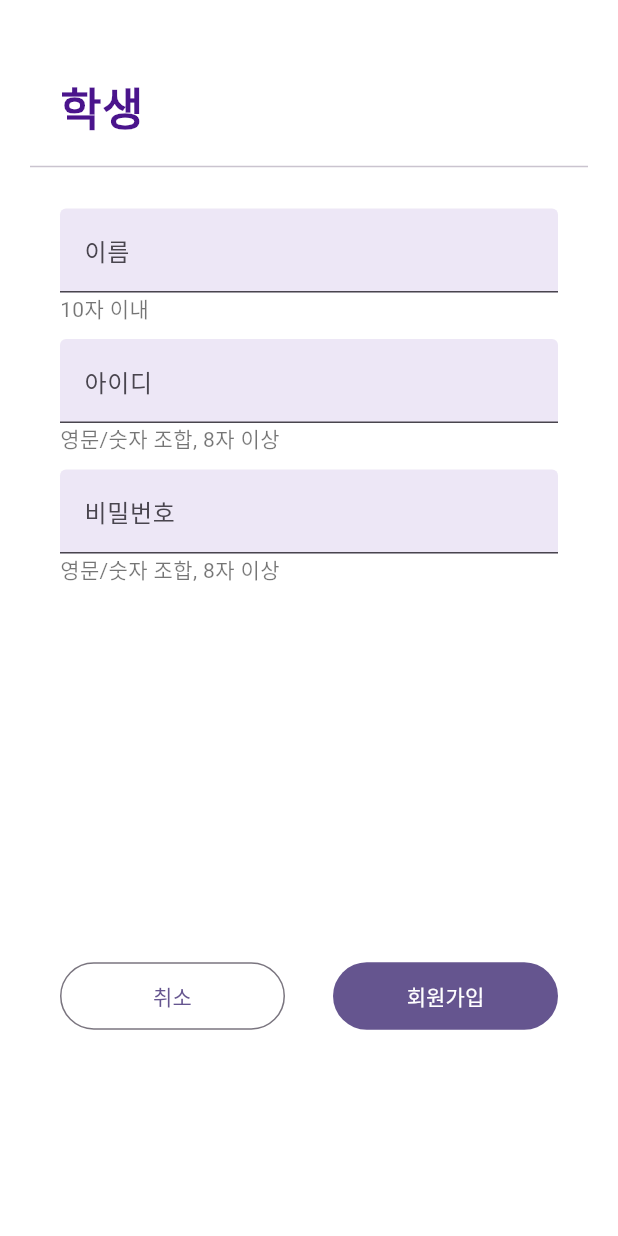
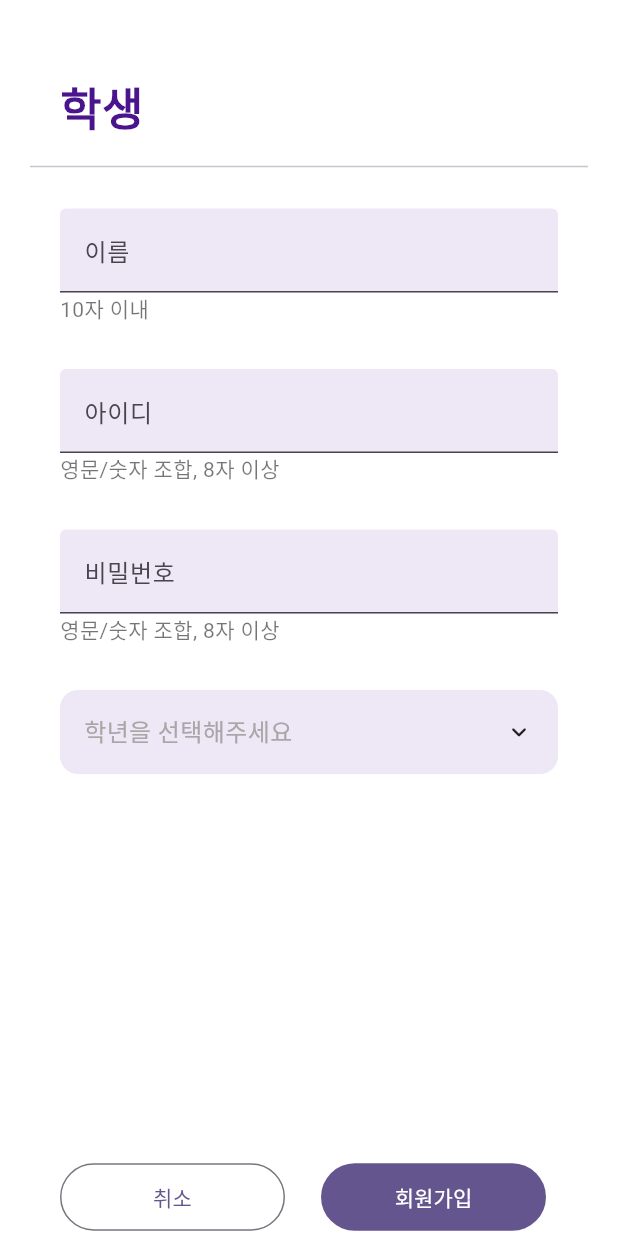
Before and after one commit to hjg1473/-, a Flutter app: the RegStudentScreen screen opened by its route, on a phone screen of 412 x 824 dp. Run offline on Flutter 3.47's test engine with Material 3 defaults, Android fonts, the light colour scheme and no system bars; drawn by our look-alikes of animated_custom_dropdown; missing offline and left inert: speech_balloon.

Commit message:
Added registration feature for student screen

```diff
--- a/block_english/lib/screens/AuthScreens/reg_student_screen.dart
+++ b/block_english/lib/screens/AuthScreens/reg_student_screen.dart
@@ -1,7 +1,9 @@
+import 'package:animated_custom_dropdown/custom_dropdown.dart';
 import 'package:block_english/utils/constants.dart';
 import 'package:block_english/widgets/round_corner_route_button.dart';
 import 'package:flutter/material.dart';
 import 'package:flutter/services.dart';
+import 'package:block_english/services/auth_service.dart';
 
 class RegStudentScreen extends StatefulWidget {
   const RegStudentScreen({super.key});
@@ -11,13 +13,46 @@ class RegStudentScreen extends StatefulWidget {
 }
 
 class _RegStudentScreenState extends State<RegStudentScreen> {
-  final _formkey = GlobalKey<FormState>();
+  final formkey = GlobalKey<FormState>();
+
+  String name = '';
+  String username = '';
+  String password = '';
+  int grade = -1;
+
+  onRegisterPressed() async {
+    if (!formkey.currentState!.validate() || grade == -1) {
+      return;
+    }
+
+    int statusCode = await AuthService.postAuthRegister(
+        name, username, password, grade, "student");
+
+    if (statusCode != 200) {
+      if (mounted) {
+        ScaffoldMessenger.of(context).showSnackBar(
+          SnackBar(
+            content:
+                Text('회원가입이 실패했습니다. 잠시후에 시도해주세요. statusCode : $statusCode'),
+          ),
+        );
+      }
+      return;
+    }
+    if (mounted) {
+      Navigator.of(context).pushNamedAndRemoveUntil(
+        '/init',
+        (Route<dynamic> route) => false,
+      );
+    }
+  }
 
   @override
   Widget build(BuildContext context) {
     return Scaffold(
       body: SingleChildScrollView(
         child: Form(
+          key: formkey,
           child: Column(
             crossAxisAlignment: CrossAxisAlignment.start,
             children: [
@@ -47,11 +82,6 @@ class _RegStudentScreenState extends State<RegStudentScreen> {
                 padding: const EdgeInsets.symmetric(horizontal: 40.0),
                 child: TextFormField(
                   maxLength: 10,
-                  inputFormatters: [
-                    FilteringTextInputFormatter.allow(
-                      RegExp(r'[a-zA-Zㄱ-ㅎ가-힣]'),
-                    ),
-                  ],
                   decoration: const InputDecoration(
                     counterText: '',
                     filled: true,
@@ -59,6 +89,14 @@ class _RegStudentScreenState extends State<RegStudentScreen> {
                     border: UnderlineInputBorder(),
                     labelText: '이름',
                   ),
+                  onChanged: (value) => setState(() => name = value),
+                  validator: (value) {
+                    if (value == null || value.isEmpty) {
+                      return '이름을 입력해주세요';
+                    }
+                    return null;
+                  },
+                  autovalidateMode: AutovalidateMode.onUserInteraction,
                 ),
               ),
               const Padding(
@@ -71,7 +109,7 @@ class _RegStudentScreenState extends State<RegStudentScreen> {
                 ),
               ),
               const SizedBox(
-                height: 10,
+                height: 30,
               ),
               Padding(
                 padding: const EdgeInsets.symmetric(horizontal: 40.0),
@@ -87,6 +125,17 @@ class _RegStudentScreenState extends State<RegStudentScreen> {
                     border: UnderlineInputBorder(),
                     labelText: '아이디',
                   ),
+                  onChanged: (value) => setState(() => username = value),
+                  validator: (value) {
+                    if (value == null || value.isEmpty) {
+                      return '아이디를 입력해주세요';
+                    }
+                    if (value.length < 8) {
+                      return '아이디가 너무 짧습니다';
+                    }
+                    return null;
+                  },
+                  autovalidateMode: AutovalidateMode.onUserInteraction,
                 ),
               ),
               const Padding(
@@ -99,7 +148,7 @@ class _RegStudentScreenState extends State<RegStudentScreen> {
                 ),
               ),
               const SizedBox(
-                height: 10,
+                height: 30,
               ),
               Padding(
                 padding: const EdgeInsets.symmetric(horizontal: 40.0),
@@ -116,6 +165,17 @@ class _RegStudentScreenState extends State<RegStudentScreen> {
                     border: UnderlineInputBorder(),
                     labelText: '비밀번호',
                   ),
+                  onChanged: (value) => setState(() => password = value),
+                  validator: (value) {
+                    if (value == null || value.isEmpty) {
+                      return '비밀번호를 입력해주세요';
+                    }
+                    if (value.length < 8) {
+                      return '비밀번호가 너무 짧습니다';
+                    }
+                    return null;
+                  },
+                  autovalidateMode: AutovalidateMode.onUserInteraction,
                 ),
               ),
               const Padding(
@@ -128,14 +188,30 @@ class _RegStudentScreenState extends State<RegStudentScreen> {
                 ),
               ),
               const SizedBox(
+                height: 30,
+              ),
+              Padding(
+                padding: const EdgeInsets.symmetric(horizontal: 40.0),
+                child: CustomDropdown(
+                  decoration: const CustomDropdownDecoration(
+                    closedFillColor: Color.fromRGBO(237, 231, 246, 1),
+                    expandedFillColor: Color.fromRGBO(237, 231, 246, 1),
+                  ),
+                  hintText: "학년을 선택해주세요",
+                  items: gradelist,
+                  onChanged: (value) =>
+                      setState(() => grade = gradelist.indexOf(value!)),
+                ),
+              ),
+              const SizedBox(
                 height: 250,
               ),
-              const Padding(
-                padding: EdgeInsets.symmetric(horizontal: 40.0),
+              Padding(
+                padding: const EdgeInsets.symmetric(horizontal: 40.0),
                 child: Row(
                   mainAxisAlignment: MainAxisAlignment.spaceBetween,
                   children: [
-                    RoundCornerRouteButton(
+                    const RoundCornerRouteButton(
                       text: "취소",
                       routeName: '/reg_select_role_screen',
                       width: 150,
@@ -143,12 +219,14 @@ class _RegStudentScreenState extends State<RegStudentScreen> {
                       type: ButtonType.outlined,
                       cancel: true,
                     ),
-                    RoundCornerRouteButton(
-                      text: "회원가입",
-                      routeName: '/reg_select_role_screen',
-                      width: 150,
-                      height: 45,
-                      type: ButtonType.filled,
+                    Padding(
+                      padding: const EdgeInsets.all(8.0),
+                      child: FilledButton(
+                        onPressed: onRegisterPressed,
+                        style: FilledButton.styleFrom(
+                            minimumSize: const Size(150, 45)),
+                        child: const Text("회원가입"),
+                      ),
                     ),
                   ],
                 ),
--- /dev/null
+++ b/block_english/lib/services/auth_service.dart
@@ -0,0 +1,38 @@
+import 'dart:convert';
+
+import 'package:http/http.dart' as http;
+
+class AuthService {
+  static String baseUrl = "http://35.208.231.160";
+  static const String auth = "auth";
+  static const String register = "register";
+  static const String token = "token";
+
+  static Future<int> postAuthRegister(
+    String name,
+    String username,
+    String password,
+    int age,
+    String role,
+  ) async {
+    final url = Uri.parse("$baseUrl/$auth/$register");
+    var data = {
+      'name': name,
+      'username': username,
+      'password': password,
+      'age': "$age",
+      'role': role,
+    };
+    var body = jsonEncode(data);
+
+    final response = await http.post(
+      url,
+      headers: {
+        "accept": "application/json",
+        "Content-Type": "application/json",
+      },
+      body: body,
+    );
+    return response.statusCode;
+  }
+}
--- a/block_english/lib/utils/constants.dart
+++ b/block_english/lib/utils/constants.dart
@@ -1 +1,13 @@
-enum ButtonType { filled, outlined }
+enum ButtonType {
+  filled,
+  outlined,
+}
+
+List<String> gradelist = [
+  "1학년",
+  "2학년",
+  "3학년",
+  "4학년",
+  "5학년",
+  "6학년",
+];
--- a/block_english/pubspec.yaml
+++ b/block_english/pubspec.yaml
@@ -29,6 +29,8 @@ environment:
 # versions available, run `flutter pub outdated`.
 dependencies:
   speech_balloon: ^0.0.4
+  http: ^1.2.1
+  animated_custom_dropdown: ^3.1.1
 
   flutter:
     sdk: flutter
```
Also changed, not shown: block_english/lib/screens/AuthScreens/reg_super_screen.dart (+11 -9 lines), block_english/pubspec.lock.
